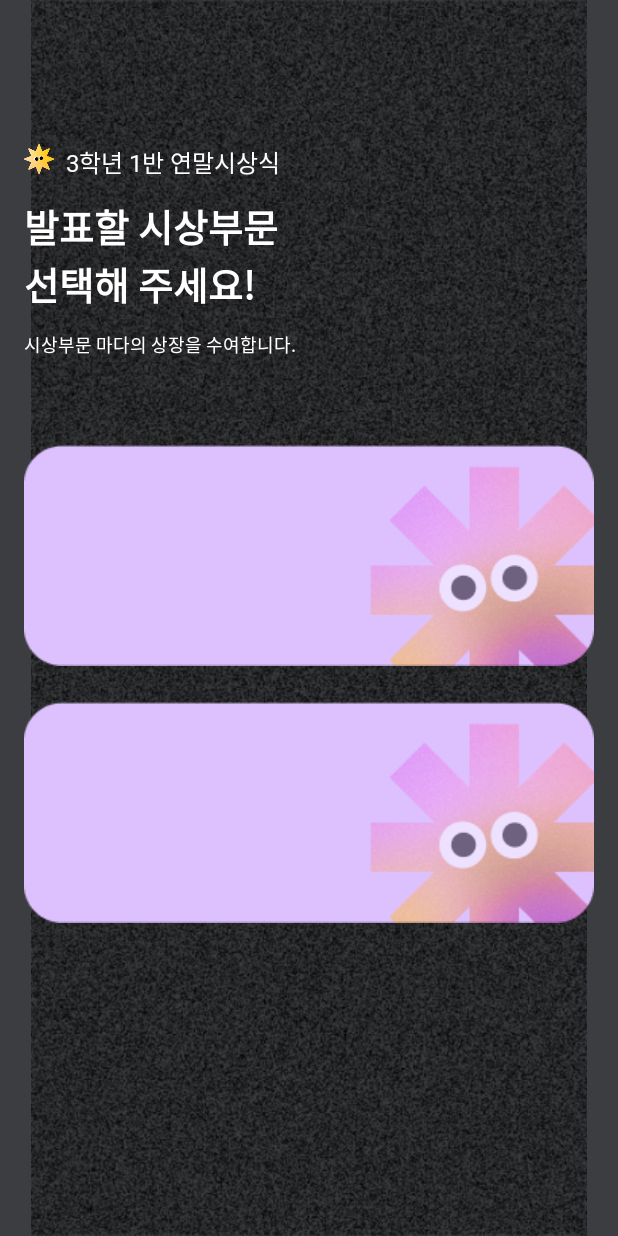
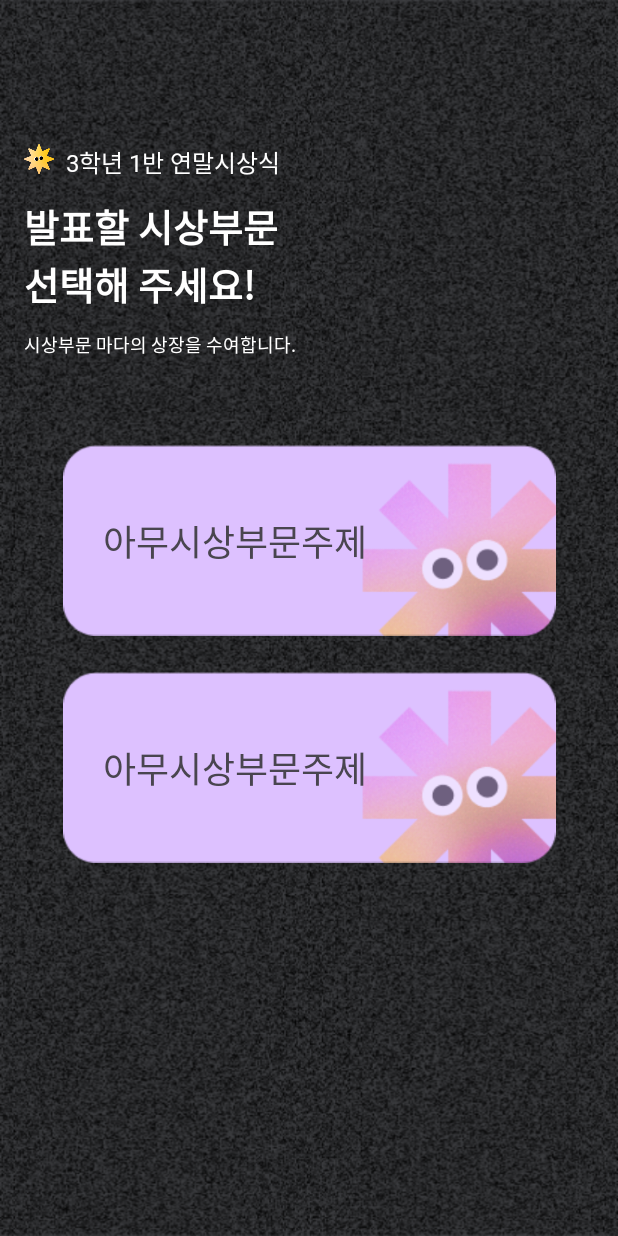
Before and after one commit to 7th-Ne-o-rdinary/android, an Android app: the layout fragment_select_award_type.xml on its own in the app's theme, with its tools: preview values and no code run, on a phone screen of 412 x 824 dp. Run offline under Robolectric (Android 15) with nearby library versions, the phone set to English and light mode, and no system bars.

Commit message:
[Feat] prize List load 성공

```diff
--- a/app/build.gradle.kts
+++ b/app/build.gradle.kts
@@ -42,6 +42,7 @@ android {
 
 dependencies {
     implementation("androidx.lifecycle:lifecycle-viewmodel-ktx:2.6.1")
+    implementation ("androidx.fragment:fragment-ktx:1.6.1")
     implementation(libs.androidx.core.ktx)
     implementation(libs.androidx.appcompat)
     implementation(libs.material)
--- a/app/src/main/java/com/example/hackathon/presentation/groupjoin/GroupJoinActivity.kt
+++ b/app/src/main/java/com/example/hackathon/presentation/groupjoin/GroupJoinActivity.kt
@@ -42,7 +42,7 @@ class GroupJoinActivity : AppCompatActivity() {
         binding.mainGroupJoinGroupBtn.setOnClickListener {
             startActivity(
                 Intent(this, GroupDetailActivity::class.java).apply {
-                    // 필요 시 인텐트에 추가 데이터 전달
+                    // 해당하는 그룹에 대한 퀴즈 참여 페이지로 이동할 수 있는 Api 연결 필요
                 }
             )
         }
--- a/app/src/main/res/layout/fragment_award_type_list_item.xml
+++ b/app/src/main/res/layout/fragment_award_type_list_item.xml
@@ -5,13 +5,27 @@
     xmlns:app="http://schemas.android.com/apk/res-auto">
 
     <ImageView
+        android:id="@+id/iv_award_type_list_item_image"
         app:layout_constraintStart_toStartOf="parent"
-        android:layout_width="wrap_content"
-        android:layout_height="wrap_content"
+        android:layout_width="335dp"
+        android:layout_height="127.6dp"
         android:src="@drawable/bg_award_type_item"
         app:layout_constraintTop_toTopOf="parent"
         android:layout_marginTop="12dp"
         app:layout_constraintBottom_toBottomOf="parent"
         android:layout_marginBottom="12dp"/>
 
+    <TextView
+        android:id="@+id/iv_award_type_list_item_title"
+        android:layout_width="wrap_content"
+        android:layout_height="wrap_content"
+        android:text="아무시상부문주제"
+        android:fontFamily="@font/pretendard_bold"
+        android:layout_marginEnd="100dp"
+        android:textSize="24dp"
+        app:layout_constraintTop_toTopOf="@id/iv_award_type_list_item_image"
+        app:layout_constraintStart_toStartOf="@id/iv_award_type_list_item_image"
+        app:layout_constraintEnd_toEndOf="@id/iv_award_type_list_item_image"
+        app:layout_constraintBottom_toBottomOf="@id/iv_award_type_list_item_image"/>
+
 </androidx.constraintlayout.widget.ConstraintLayout>
--- a/app/src/main/res/layout/fragment_select_award_type.xml
+++ b/app/src/main/res/layout/fragment_select_award_type.xml
@@ -8,17 +8,8 @@
 
     <androidx.constraintlayout.widget.ConstraintLayout
         android:layout_width="match_parent"
-        android:layout_height="match_parent">
-
-
-        <ImageView
-            android:layout_width="match_parent"
-            android:layout_height="match_parent"
-            android:src="@drawable/bg_noise"
-            tools:layout_editor_absoluteX="-213dp"
-            tools:layout_editor_absoluteY="176dp" />
-
-
+        android:layout_height="match_parent"
+        android:background="@drawable/bg_noise">
 
         <ImageView
             android:id="@+id/iv_group_detail_quiz_logo_simple"
@@ -79,12 +70,15 @@
             android:layout_marginStart="16dp"/>
 
         <androidx.recyclerview.widget.RecyclerView
+            android:id="@+id/recycler_award_type_list"
             android:layout_width="wrap_content"
             android:layout_height="wrap_content"
             app:layout_constraintTop_toBottomOf="@id/tv_select_award_info3"
             app:layout_constraintStart_toStartOf="parent"
             app:layout_constraintEnd_toEndOf="parent"
             android:layout_marginTop="46dp"
+            android:layout_marginStart="16dp"
+            android:layout_marginEnd="16dp"
             tools:listitem="@layout/fragment_award_type_list_item"
             tools:itemCount="2"/>
 
```
Also changed, not shown: app/src/main/java/com/example/hackathon/presentation/groupdetail/GroupDetailQuizFragmentAdapter.kt (+32 -5 lines), app/src/main/java/com/example/hackathon/presentation/prizeresult/AwardTypeAdapter.kt (added, +40 -0 lines), app/src/main/java/com/example/hackathon/presentation/prizeresult/FragmentSelectAwardType.kt (added, +57 -0 lines), app/src/main/java/com/example/hackathon/presentation/prizeresult/PrizeResultActivity.kt (+5 -8 lines), app/src/main/java/com/example/hackathon/presentation/prizeresult/PrizeResultAdapter.kt (added, +41 -0 lines), app/src/main/java/com/example/hackathon/presentation/prizeresult/PrizeResultViewModel.kt (added, +27 -0 lines), app/src/main/java/com/example/hackathon/presentation/prizeresult/VoteViewModel.kt (deleted, +0 -17 lines), app/src/main/java/com/example/hackathon/presentation/prizeresult/WaitResultFragment.kt (added, +54 -0 lines), app/src/main/res/layout/activity_prize_result.xml (added, +10 -0 lines), app/src/main/res/layout/fragment_wait_result.xml (+2 -13 lines).
